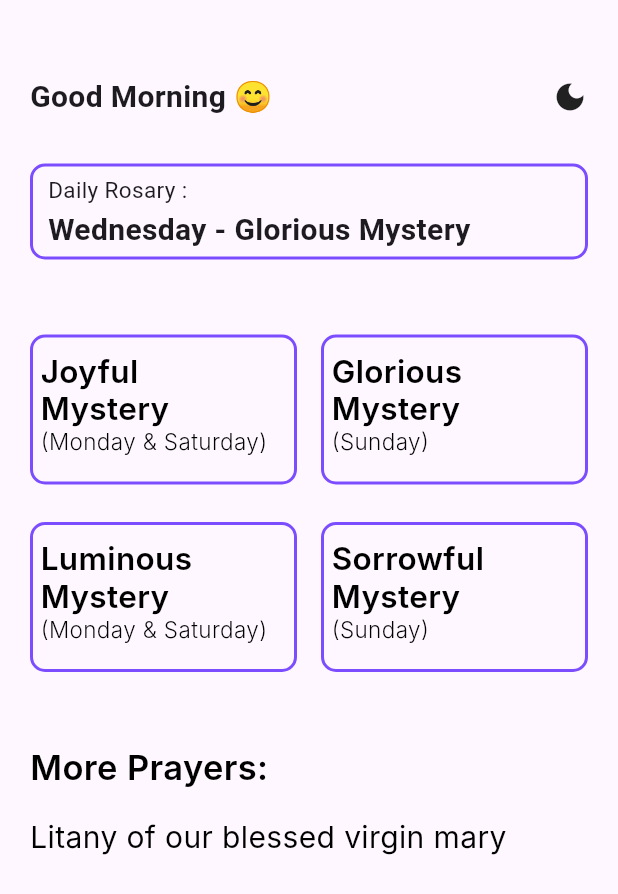
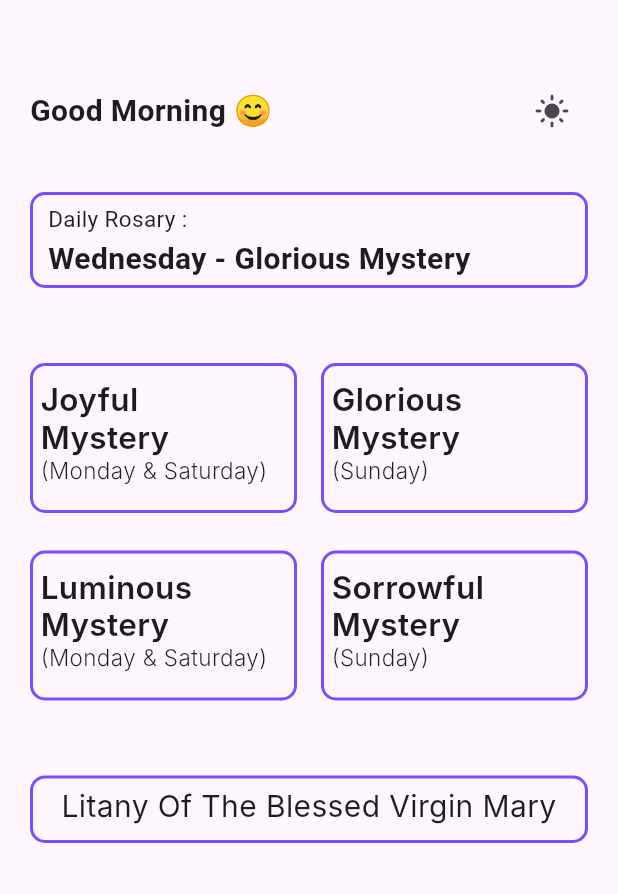
Before and after one commit to chisom0x/Sanctify, a Flutter app: the screen it shows after launch, on a phone screen of 412 x 824 dp. Shown: the top 894 px of the screen. Run offline on Flutter 3.47's test engine with Material 3 defaults, Android fonts, the phone set to English and light mode, and no system bars; Roboto replaces fonts that are missing (Inter).

Commit message:
new file:   android/app/src/main/res/mipmap-hdpi/logo.png 	new file:   android/app/src/main/res/mipmap-mdpi/logo.png 	new file:   android/app/src/main/res/mipmap-xhdpi/logo.png 	new file:   android/app/src/main/res/mipmap-xxhdpi/logo.png 	new file:   android/app/src/main/res/mipmap-xxxhdpi/logo.png 	modified:   lib/custom_widgets.dart 	modified:   lib/glorious_mystery.dart 	modified:   lib/home_screen.dart 	modified:   lib/joyful_mystery.dart 	modified:   lib/litany_screen.dart 	modified:   lib/luminous_mystery.dart 	modified:   lib/main.dart 	modified:   lib/mystery_card.dart 	modified:   lib/sorrowful_mystery.dart

```diff
--- a/lib/home_screen.dart
+++ b/lib/home_screen.dart
@@ -41,34 +41,7 @@
           SizedBox(
             height: 50,
           ),
-          Padding(
-            padding: const EdgeInsets.only(left: 20),
-            child: Text(
-              "More Prayers:",
-              style: TextStyle(
-                color: Colors.black,
-                fontSize: 23,
-                fontFamily: 'Inter',
-                fontWeight: FontWeight.w600,
-                height: 0,
-              ),
-            ),
-          ),
-          Padding(
-            padding: const EdgeInsets.only(left: 20, top: 20),
-            child: Column(
-              crossAxisAlignment: CrossAxisAlignment.start,
-              children: [
-                prayer(title: 'Litany of our blessed virgin mary'),
-                divider(),
-                // prayer(title: 'Prayer to saint Joseph'),
-                // divider(),
-                // prayer(title: 'Prayer to saint Micheal the arch angel'),
-                // divider(),
-                // prayer(title: 'Prayer for purity')
-              ],
-            ),
-          )
+          prayer(title: 'Litany Of The Blessed Virgin Mary')
         ],
       ),
     ));
@@ -89,16 +62,33 @@
           MaterialPageRoute(builder: (context) => Litany()),
         );
       },
+      child: Padding(
+        padding: const EdgeInsets.symmetric(horizontal: 20),
+        child: Container(
+          width: double.infinity,
+          height: 45,
+          decoration: BoxDecoration(
+            border: Border.all(
+              color: Colors.deepPurpleAccent, // Set the border color
+              width: 2.0, // Set the border width
+            ),
+            borderRadius: BorderRadius.circular(10.0), // Set the border radius
+          ),
+          child: Padding(
+            padding: const EdgeInsets.only(top: 6.5),
             child: Text(
               "$title",
+              textAlign: TextAlign.center,
               style: TextStyle(
-          color: Colors.black,
                 fontSize: 20,
                 fontFamily: 'Inter',
                 fontWeight: FontWeight.w400,
                 height: 0,
               ),
             ),
+          ),
+        ),
+      ),
     );
   }
 }
--- a/lib/main.dart
+++ b/lib/main.dart
@@ -2,6 +2,20 @@
 
 import 'package:flutter/material.dart';
 import './home_screen.dart';
+
+Map<int, Color> color = {
+  50: Color.fromARGB(19, 255, 255, 255),
+  100: Color.fromARGB(51, 252, 248, 248),
+  200: Color.fromARGB(75, 250, 246, 245),
+  300: Color.fromARGB(102, 248, 248, 248),
+  400: Color.fromARGB(126, 252, 247, 246),
+  500: Color.fromARGB(153, 253, 252, 251),
+  600: Color.fromARGB(177, 253, 253, 253),
+  700: Color.fromARGB(204, 252, 249, 249),
+  800: Color.fromARGB(228, 248, 247, 247),
+  900: Color.fromARGB(255, 255, 255, 255),
+};
+MaterialColor colorCustom = MaterialColor(0xFFFFFF, color);
 
 void main() {
   runApp(const MyApp());
@@ -9,18 +23,24 @@
 
 class MyApp extends StatelessWidget {
   const MyApp({super.key});
-
+  static final ValueNotifier<ThemeMode> themeNotifier =
+      ValueNotifier(ThemeMode.light);
   // This widget is the root of your application.
   @override
   Widget build(BuildContext context) {
-    return MaterialApp(
-      debugShowCheckedModeBanner: false,
-      title: 'Flutter Demo',
-      theme: ThemeData(
-        colorScheme: ColorScheme.fromSeed(seedColor: Colors.deepPurple),
-        useMaterial3: true,
-      ),
-      home: const MyHomePage(title: 'Flutter Demo Home Page'),
-    );
+    return ValueListenableBuilder<ThemeMode>(
+        valueListenable: themeNotifier,
+        builder: (_, ThemeMode currentMode, __) {
+          return MaterialApp(
+            // Remove the debug banner
+            debugShowCheckedModeBanner: false,
+            theme: ThemeData(primarySwatch: colorCustom),
+            darkTheme: ThemeData.dark(),
+            themeMode: currentMode,
+            home: MyHomePage(
+              title: 'Home page',
+            ),
+          );
+        });
   }
 }
--- a/lib/mystery_card.dart
+++ b/lib/mystery_card.dart
@@ -108,7 +108,6 @@
               Text(
                 "$title",
                 style: TextStyle(
-                  color: Colors.black,
                   fontSize: 21,
                   fontFamily: 'Inter',
                   fontWeight: FontWeight.w600,
@@ -118,7 +117,6 @@
               Text(
                 "($day)",
                 style: TextStyle(
-                  color: Colors.black,
                   fontSize: 15,
                   fontFamily: 'Inter',
                   fontWeight: FontWeight.w300,
```
Also changed, not shown: lib/custom_widgets.dart (+25 -37 lines), lib/glorious_mystery.dart (+3 -16 lines), lib/joyful_mystery.dart (+47 -12 lines), lib/litany_screen.dart (+3 -5 lines), lib/luminous_mystery.dart (+2 -14 lines), lib/sorrowful_mystery.dart (+2 -14 lines), 5 other files. Lines whose indentation alone changed are shown as unchanged.
